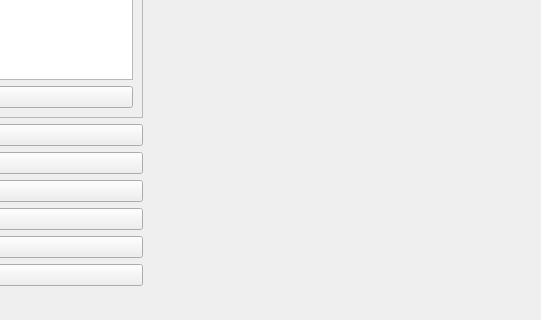
This is src/ui/mjprintheadwidget.ui in BYUCreateResearchLab/CREATE_LAB_Binder_Jet_Printer as Qt 5 draws it before an edit; both pictures show x 339 to 880 and y 307 to 627 of the 880 by 627 pixel window. The edited form follows.
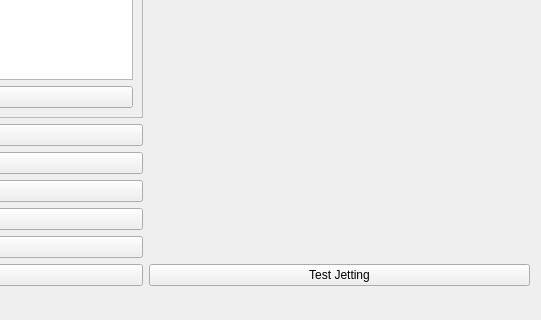
This is the edited form.

What changed in the file:
```diff
--- a/src/ui/mjprintheadwidget.ui
+++ b/src/ui/mjprintheadwidget.ui
@@ -243,6 +243,13 @@
      </property>
     </widget>
    </item>
+   <item row="11" column="1">
+    <widget class="QPushButton" name="testJetButton">
+     <property name="text">
+      <string>Test Jetting</string>
+     </property>
+    </widget>
+   </item>
   </layout>
  </widget>
  <resources/>
```
